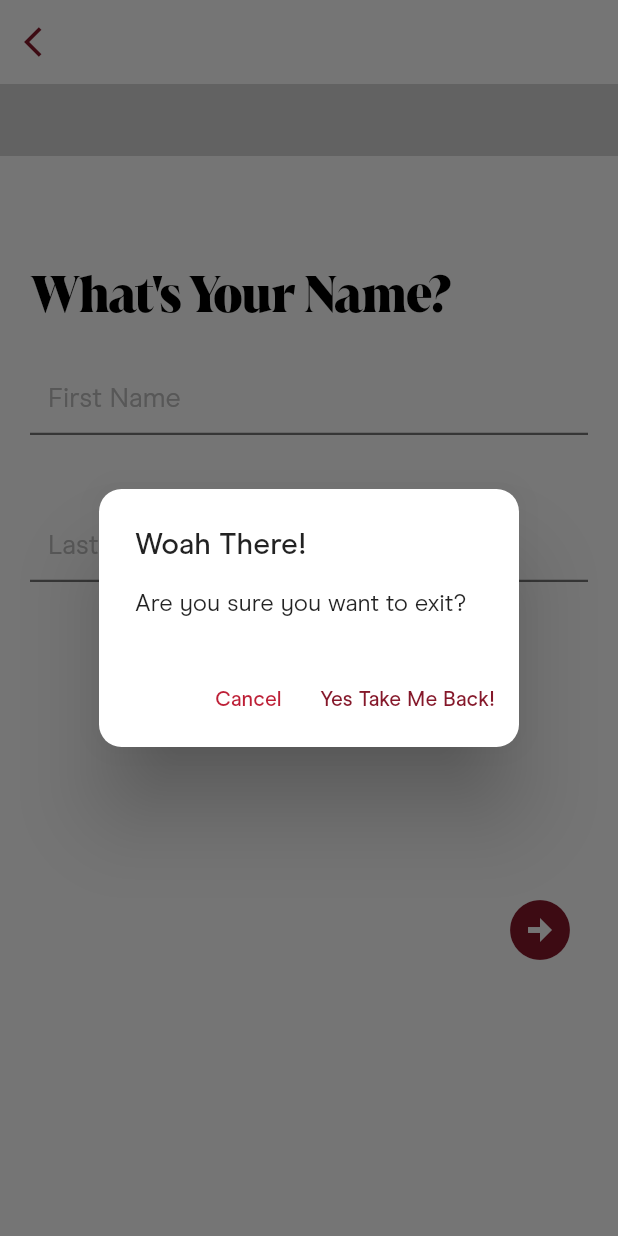
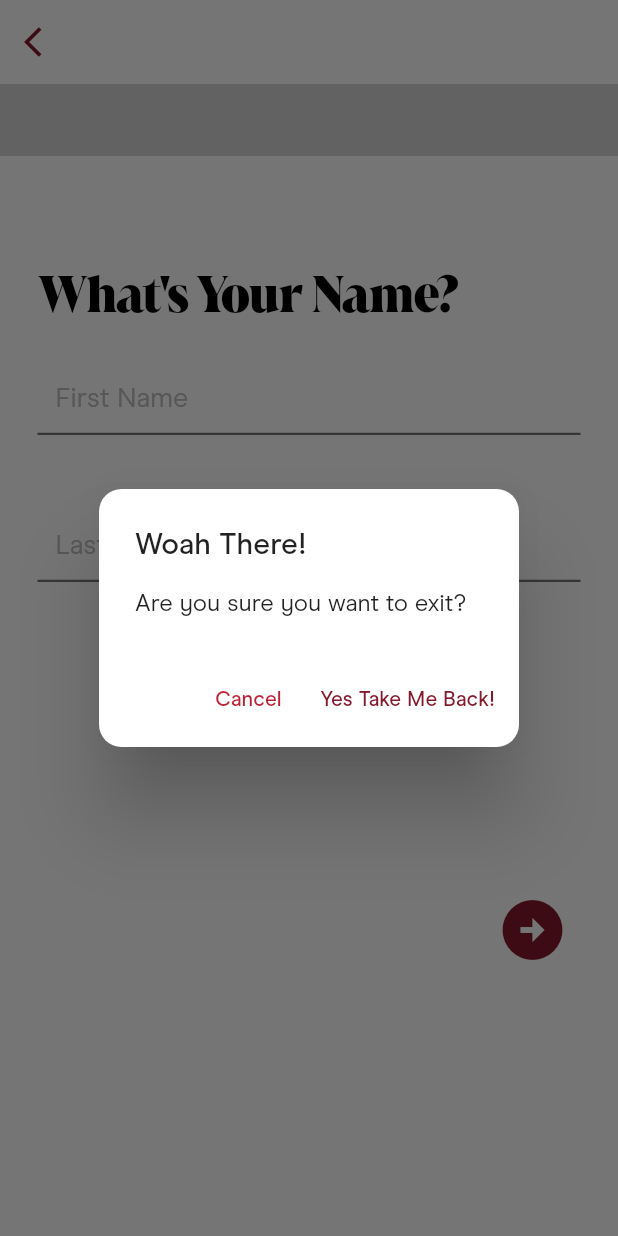
Before and after one commit to AfaqAnwar/introspection, a Flutter app: the RegisterPageHost screen opened directly, after a tap on the "arrow back ios" icon, on a phone screen of 412 x 824 dp. Run offline on Flutter 3.47's test engine with Material 2 defaults, Android fonts, the phone set to English and light mode, and no system bars; our stand-ins replace firebase_auth, firebase_core, im_stepper, lottie, page_transition; accounts and stored records are empty.

Commit message:
UI Changes

```diff
--- a/lib/components/registration_components/registration_navigation_button.dart
+++ b/lib/components/registration_components/registration_navigation_button.dart
@@ -11,7 +11,7 @@ class RegistrationNavigationButton extends StatelessWidget {
   @override
   Widget build(BuildContext context) {
     return Padding(
-      padding: const EdgeInsets.symmetric(horizontal: 20.0),
+      padding: const EdgeInsets.symmetric(horizontal: 25.0),
       child: IconButton(
         icon: const Icon(
           Icons.arrow_circle_right,
--- a/lib/components/registration_components/registration_textfield.dart
+++ b/lib/components/registration_components/registration_textfield.dart
@@ -15,7 +15,7 @@ class RegistrationTextField extends StatelessWidget {
   @override
   Widget build(BuildContext context) {
     return Padding(
-      padding: const EdgeInsets.symmetric(horizontal: 20.0),
+      padding: const EdgeInsets.symmetric(horizontal: 25.0),
       child: TextField(
         controller: controller,
         obscureText: obscureText,
--- a/lib/pages/registration/registration_tabs/name_tab.dart
+++ b/lib/pages/registration/registration_tabs/name_tab.dart
@@ -60,7 +60,7 @@ class _NameTabState extends State<NameTab> {
           mainAxisAlignment: MainAxisAlignment.start,
           children: const [
             Padding(
-              padding: EdgeInsets.symmetric(horizontal: 20.0),
+              padding: EdgeInsets.symmetric(horizontal: 25.0),
               child: Text(
                 "What's Your Name?",
                 textAlign: TextAlign.left,
```
